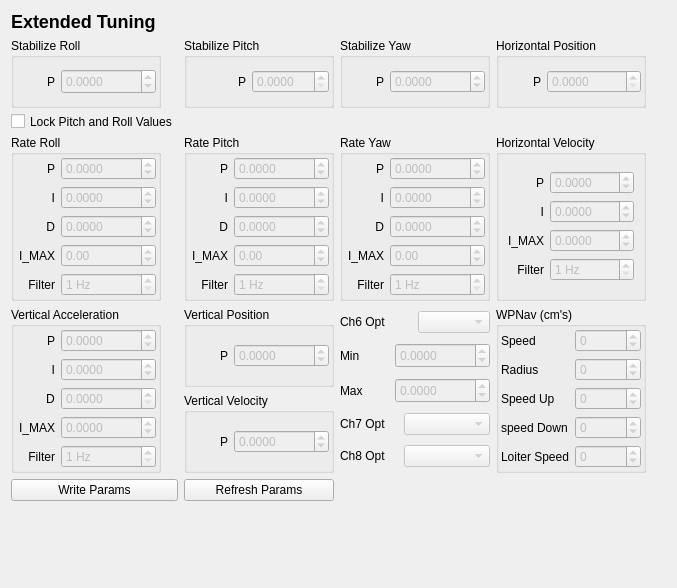
The window that src/ui/configuration/CopterPidConfig.ui (ArduPilot/apm_planner) describes before a commit, drawn with Qt 5.
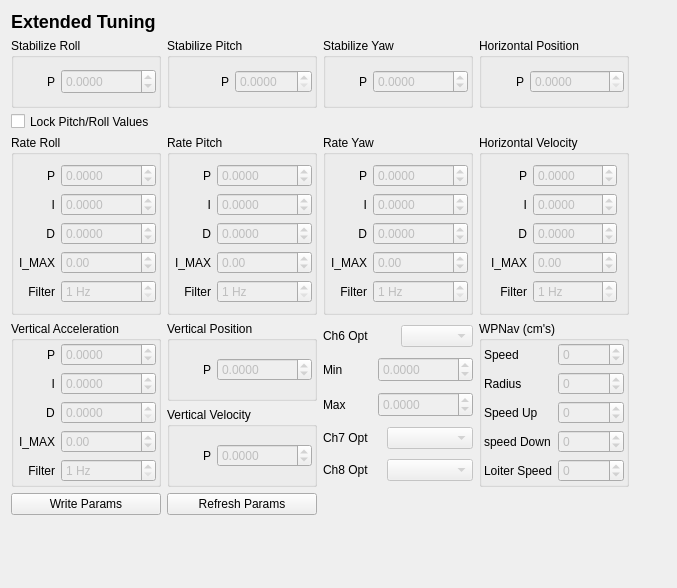
The same window after the commit.

Commit message: Tuning Setup: Adapted extended tuning to copter 3.6 Fixes #1138

```diff
--- a/src/ui/configuration/CopterPidConfig.ui
+++ b/src/ui/configuration/CopterPidConfig.ui
@@ -234,7 +234,7 @@
           </size>
          </property>
          <property name="text">
-          <string>Lock Pitch and Roll Values</string>
+          <string>Lock Pitch/Roll Values</string>
          </property>
          <property name="checked">
           <bool>false</bool>
@@ -1018,7 +1018,7 @@
                  <bool>false</bool>
                 </property>
                 <property name="decimals">
-                 <number>4</number>
+                 <number>2</number>
                 </property>
                 <property name="minimum">
                  <double>-10000.000000000000000</double>
@@ -1310,7 +1310,17 @@
                </widget>
               </item>
               <item>
-               <widget class="QLabel" name="label_29">
+               <widget class="QLabel" name="LabelHorVel_D">
+                <property name="text">
+                 <string>D</string>
+                </property>
+                <property name="alignment">
+                 <set>Qt::AlignRight|Qt::AlignTrailing|Qt::AlignVCenter</set>
+                </property>
+               </widget>
+              </item>
+              <item>
+               <widget class="QLabel" name="LabelHorVel_IMAX">
                 <property name="text">
                  <string>I_MAX</string>
                 </property>
@@ -1320,7 +1330,10 @@
                </widget>
               </item>
               <item>
-               <widget class="QLabel" name="label_12">
+               <widget class="QLabel" name="LabelHorVel_Filter">
+                <property name="enabled">
+                 <bool>true</bool>
+                </property>
                 <property name="text">
                  <string>Filter</string>
                 </property>
@@ -1371,13 +1384,32 @@
                 </property>
                </widget>
               </item>
+              <item>
+               <widget class="QDoubleSpinBox" name="velXYDSpinBox">
+                <property name="enabled">
+                 <bool>false</bool>
+                </property>
+                <property name="decimals">
+                 <number>4</number>
+                </property>
+                <property name="minimum">
+                 <double>-10000.000000000000000</double>
+                </property>
+                <property name="maximum">
+                 <double>10000.000000000000000</double>
+                </property>
+                <property name="singleStep">
+                 <double>0.000100000000000</double>
+                </property>
+               </widget>
+              </item>
               <item>
                <widget class="QDoubleSpinBox" name="velXYIMAXSpinBox">
                 <property name="enabled">
                  <bool>false</bool>
                 </property>
                 <property name="decimals">
-                 <number>4</number>
+                 <number>2</number>
                 </property>
                 <property name="minimum">
                  <double>-10000.000000000000000</double>
```
Left out of the diff: 6 changed lines with no effect on the pictures. The commit also changes 3 other files.
